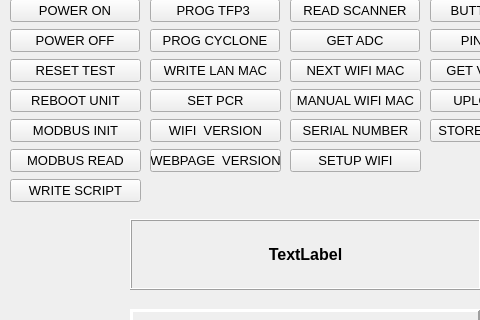
This is QT_Project/mainwindow.ui in wmarchewka/Fixture as Qt 5 draws it before an edit; both pictures show x 0 to 480 and y 188 to 508 of the 1024 by 768 pixel window. The edited form follows.
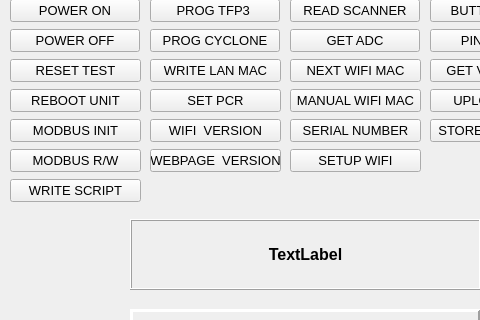
This is the edited form.

What changed in the file:
```diff
--- a/QT_Project/mainwindow.ui
+++ b/QT_Project/mainwindow.ui
@@ -623,7 +623,7 @@
      </font>
     </property>
     <property name="text">
-     <string>MODBUS READ</string>
+     <string>MODBUS R/W</string>
     </property>
    </widget>
    <widget class="QPushButton" name="pbWebpageVersion">
```
